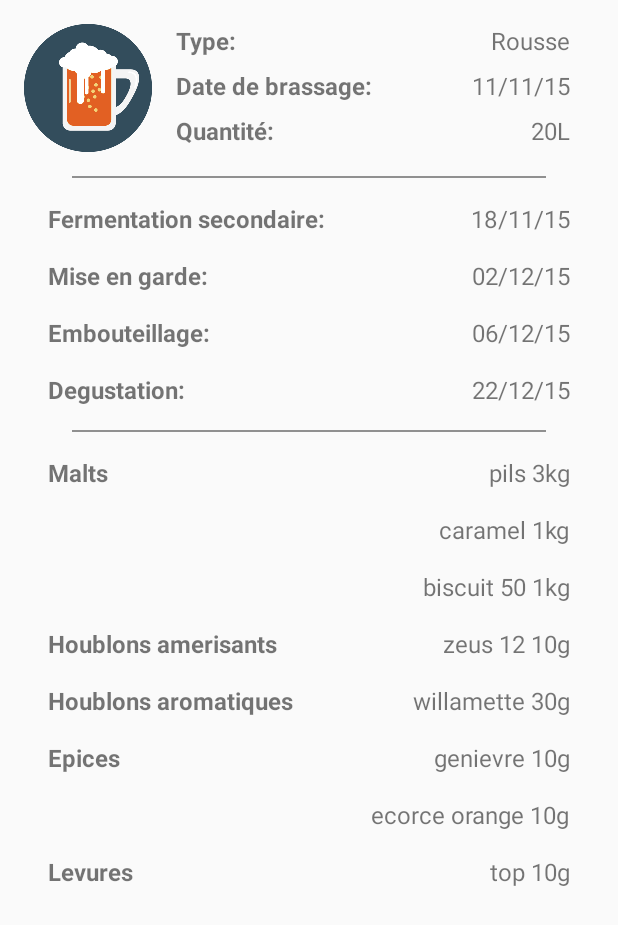
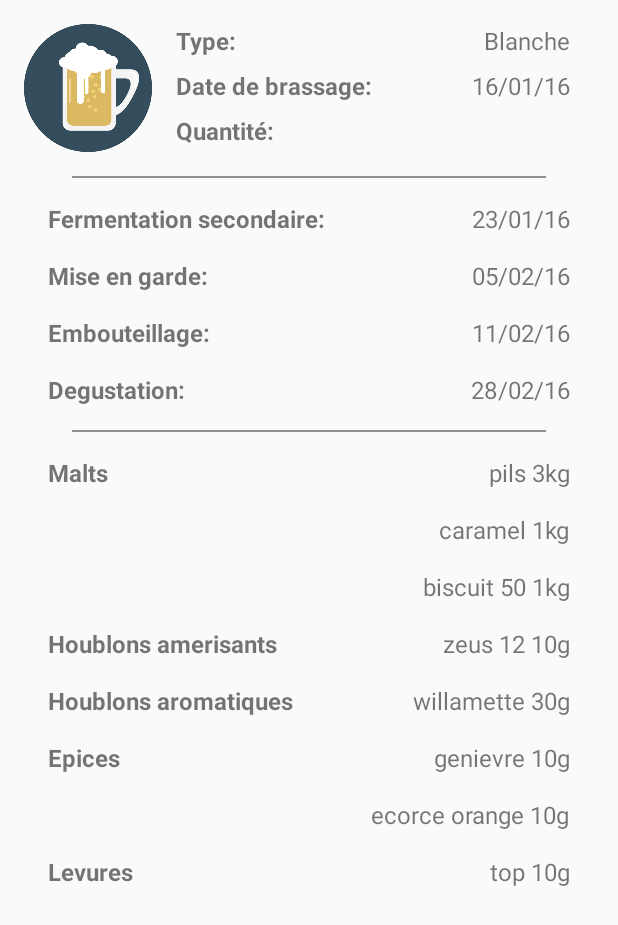
Before and after one commit to Nicolas-Kermagoret/BrewTime, an Android app: the screen it shows after launch (BeerActivity), after a tap on "beer2", on a phone screen of 412 x 824 dp. Shown: the top 925 px of the screen. Run offline under Robolectric (Android 15) with nearby library versions, the phone set to English and light mode, and no system bars.

Commit message:
Fix Gradle and using an intent to get the right beer

```diff
--- a/app/src/main/java/com/example/nicolas/brewtime/Beer.java
+++ b/app/src/main/java/com/example/nicolas/brewtime/Beer.java
@@ -1,15 +1,17 @@
 package com.example.nicolas.brewtime;
 
+import java.io.Serializable;
 import java.util.ArrayList;
 
 /**
  * Created by nicolas on 02/01/16.
  */
-public class Beer {
+public class Beer implements Serializable{
 
     private String name;
     private String type;
     private String brassage;
+    private String quantity;
     private String secondaire;
     private String garde;
     private String embouteillage;
@@ -20,8 +22,6 @@ public class Beer {
     private ArrayList<String> houblonsArome;
     private ArrayList<String> epices;
     private ArrayList<String> levures;
-
-    private int quantity;
 
     private ArrayList<String> maltsQuantity;
     private ArrayList<String> houblonsAmerQuantity;
@@ -92,7 +92,7 @@ public class Beer {
         return levures;
     }
 
-    public int getQuantity() {
+    public String getQuantity() {
         return quantity;
     }
 
@@ -164,7 +164,7 @@ public class Beer {
         this.levures = levures;
     }
 
-    public void setQuantity(int quantity) {
+    public void setQuantity(String quantity) {
         this.quantity = quantity;
     }
 
--- a/app/src/main/java/com/example/nicolas/brewtime/BeerActivity.java
+++ b/app/src/main/java/com/example/nicolas/brewtime/BeerActivity.java
@@ -3,6 +3,11 @@ package com.example.nicolas.brewtime;
 import android.app.Activity;
 import android.content.Intent;
 import android.os.Bundle;
+import android.widget.ImageView;
+import android.widget.RelativeLayout;
+import android.widget.TextView;
+
+import java.util.ArrayList;
 
 /**
  * Created by nicolas on 14/01/16.
@@ -14,7 +19,44 @@ public class BeerActivity extends Activity{
         super.onCreate(savedInstanceState);
         setContentView(R.layout.beer_display);
 
-        Intent i = getIntent();
+        //Intent i = getIntent();
+
+        Beer beer = (Beer)this.getIntent().getSerializableExtra("Beer");
+
+        TextView type = (TextView)this.findViewById(R.id.beer_type);
+        TextView date = (TextView)this.findViewById(R.id.beer_date);
+        TextView quantity = (TextView)this.findViewById(R.id.beer_quantity);
+        TextView secondaire = (TextView)this.findViewById(R.id.ferm_sec_date);
+        TextView garde = (TextView)this.findViewById(R.id.garde_date);
+        TextView embouteillage = (TextView)this.findViewById(R.id.embouteillage_date);
+        TextView degustation = (TextView)this.findViewById(R.id.degustation_date);
+        ImageView imageView = (ImageView)this.findViewById(R.id.beer_icon);
+
+
+        type.setText((CharSequence) beer.getType());
+        date.setText((CharSequence)beer.getBrassage());
+        quantity.setText((CharSequence)beer.getQuantity());
+        secondaire.setText((CharSequence)beer.getSecondaire());
+        garde.setText((CharSequence)beer.getGarde());
+        embouteillage.setText((CharSequence)beer.getEmbouteillage());
+        degustation.setText((CharSequence)beer.getDegustation());
+
+        imageView.setImageResource(this.getResources().getIdentifier("beer_icon_" + beer.getType().toLowerCase(), "drawable", this.getPackageName()));
+        new ArrayList();
+        new ArrayList();
+        new ArrayList();
+        new ArrayList();
+        new ArrayList();
+        TextView[] arrtextView = new TextView[beer.getMalts().size()];
+        TextView[] arrtextView2 = new TextView[beer.getHoublonsArome().size()];
+        TextView[] arrtextView3 = new TextView[beer.getHoublonsAmer().size()];
+        TextView[] arrtextView4 = new TextView[beer.getEpices().size()];
+        TextView[] arrtextView5 = new TextView[beer.getLevures().size()];
+//        RelativeLayout relativeLayout = (RelativeLayout)this.findViewById(R.id.);
+//        RelativeLayout relativeLayout2 = (RelativeLayout)this.findViewById(2131624079);
+//        RelativeLayout relativeLayout3 = (RelativeLayout)this.findViewById(2131624078);
+//        RelativeLayout relativeLayout4 = (RelativeLayout)this.findViewById(2131624080);
+//        RelativeLayout relativeLayout5 = (RelativeLayout)this.findViewById(2131624081);
     }
 
 
--- a/app/src/main/java/com/example/nicolas/brewtime/MainActivity.java
+++ b/app/src/main/java/com/example/nicolas/brewtime/MainActivity.java
@@ -13,6 +13,7 @@ import android.widget.TextView;
 
 import org.xmlpull.v1.XmlPullParser;
 
+import java.io.Serializable;
 import java.util.ArrayList;
 import java.util.HashMap;
 import java.util.List;
@@ -22,6 +23,12 @@ public class MainActivity extends AppCompatActivity {
 
     private ListView mListView;
     private ArrayList<Beer> beers;
+
+    public ArrayList<Beer> getBeers() {
+        return beers;
+    }
+
+
 
     @Override
     protected void onCreate(Bundle savedInstanceState){
@@ -67,11 +74,9 @@ public class MainActivity extends AppCompatActivity {
                                     int position, long id) {
 
 
-                // Launching new Activity on selecting single List Item
-                Intent i = new Intent(getApplicationContext(), BeerActivity.class);
-                // sending data to new activity
-                i.putExtra("beer", "product");
-                startActivity(i);
+                Intent intent = new Intent(MainActivity.this.getApplicationContext(), (Class)BeerActivity.class);
+                intent.putExtra("Beer", (Serializable)MainActivity.this.beers.get(position));
+                MainActivity.this.startActivity(intent);
 
             }
         });
--- a/app/src/main/res/xml/beers.xml
+++ b/app/src/main/res/xml/beers.xml
@@ -2,7 +2,7 @@
 <beers>
     <beer>
         <beerName>beer1</beerName>
-        <type>Blonde</type>
+        <type>Rousse</type>
         <litres>20</litres>
         <dates>
             <brassage>11/11/15</brassage>
--- a/build.gradle
+++ b/build.gradle
@@ -5,7 +5,7 @@ buildscript {
         jcenter()
     }
     dependencies {
-        classpath 'com.android.tools.build:gradle:1.3.0'
+        classpath 'com.android.tools.build:gradle:2.1.2'
 
         // NOTE: Do not place your application dependencies here; they belong
         // in the individual module build.gradle files
```
Also changed, not shown: gradle/wrapper/gradle-wrapper.properties, 1 other file.
